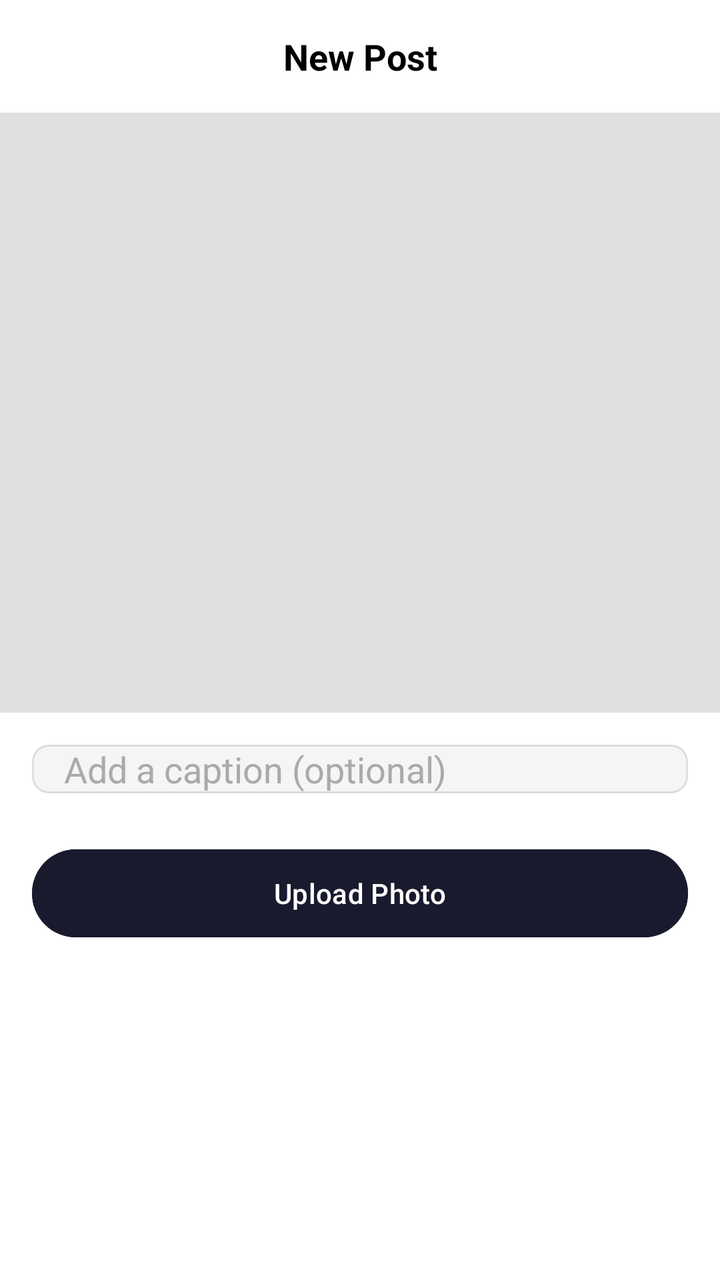
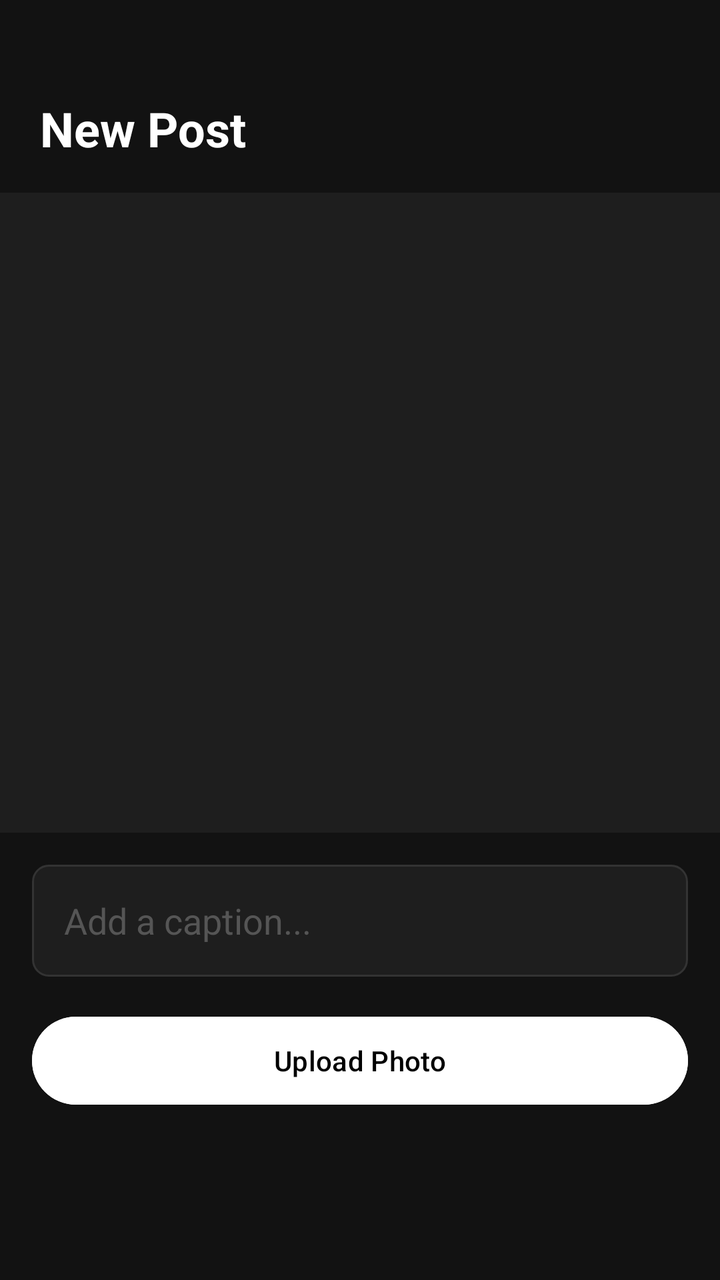

Before-and-after screenshots of an Android layout around one commit, followed by the original layout XML and the change that was made.
<!-- AndroidManifest.xml: application theme Theme.SnapQuest -->
<!-- res/layout/activity_upload.xml -->
<?xml version="1.0" encoding="utf-8"?>
<LinearLayout xmlns:android="http://schemas.android.com/apk/res/android"
    android:layout_width="match_parent"
    android:layout_height="match_parent"
    android:orientation="vertical"
    android:background="#FFFFFF">

    <TextView
        android:layout_width="match_parent"
        android:layout_height="wrap_content"
        android:text="New Post"
        android:textSize="18sp"
        android:textStyle="bold"
        android:textColor="#000000"
        android:gravity="center"
        android:padding="16dp"
        android:paddingTop="32dp"/>

    <ImageView
        android:id="@+id/ivPreview"
        android:layout_width="match_parent"
        android:layout_height="300dp"
        android:scaleType="centerCrop"
        android:background="#E0E0E0"
        android:layout_marginBottom="16dp"/>

    <EditText
        android:id="@+id/etCaption"
        android:layout_width="match_parent"
        android:layout_height="wrap_content"
        android:hint="Add a caption (optional)"
        android:background="@drawable/input_background"
        android:paddingStart="16dp"
        android:paddingEnd="16dp"
        android:textColor="#000000"
        android:textColorHint="#AAAAAA"
        android:layout_marginStart="16dp"
        android:layout_marginEnd="16dp"
        android:layout_marginBottom="24dp"/>

    <Button
        android:id="@+id/btnUpload"
        android:layout_width="match_parent"
        android:layout_height="52dp"
        android:text="Upload Photo"
        android:textColor="#FFFFFF"
        android:backgroundTint="#1A1A2E"
        android:layout_marginStart="16dp"
        android:layout_marginEnd="16dp"/>

</LinearLayout>
<!-- resources referenced by this layout -->
<resources>
  <!-- drawable input_background (drawable) -->
  <?xml version="1.0" encoding="utf-8"?>
  <shape xmlns:android="http://schemas.android.com/apk/res/android"
      android:shape="rectangle">
      <solid android:color="#F5F5F5"/>
      <corners android:radius="8dp"/>
      <stroke
          android:width="1dp"
          android:color="#DDDDDD"/>
  </shape>
  <style name="Theme.SnapQuest" parent="Base.Theme.SnapQuest" />
  <style name="Base.Theme.SnapQuest" parent="Theme.Material3.DayNight.NoActionBar">
          
          
      </style>
</resources>

<!-- the commit's change to res/layout/activity_upload.xml (unified diff, before → after) -->
@@ -3,48 +3,45 @@
     android:layout_width="match_parent"
     android:layout_height="match_parent"
     android:orientation="vertical"
-    android:background="#FFFFFF">
+    android:background="#121212">
 
     <TextView
         android:layout_width="match_parent"
         android:layout_height="wrap_content"
         android:text="New Post"
-        android:textSize="18sp"
+        android:textColor="#FFFFFF"
+        android:textSize="24sp"
         android:textStyle="bold"
-        android:textColor="#000000"
-        android:gravity="center"
-        android:padding="16dp"
-        android:paddingTop="32dp"/>
+        android:paddingStart="20dp"
+        android:paddingTop="48dp"
+        android:paddingBottom="16dp"/>
 
     <ImageView
         android:id="@+id/ivPreview"
         android:layout_width="match_parent"
-        android:layout_height="300dp"
+        android:layout_height="320dp"
         android:scaleType="centerCrop"
-        android:background="#E0E0E0"
-        android:layout_marginBottom="16dp"/>
+        android:background="#1E1E1E"/>
 
     <EditText
         android:id="@+id/etCaption"
         android:layout_width="match_parent"
-        android:layout_height="wrap_content"
-        android:hint="Add a caption (optional)"
+        android:layout_height="56dp"
+        android:hint="Add a caption..."
         android:background="@drawable/input_background"
         android:paddingStart="16dp"
         android:paddingEnd="16dp"
-        android:textColor="#000000"
-        android:textColorHint="#AAAAAA"
-        android:layout_marginStart="16dp"
-        android:layout_marginEnd="16dp"
-        android:layout_marginBottom="24dp"/>
+        android:textColor="#FFFFFF"
+        android:textColorHint="#555555"
+        android:layout_margin="16dp"/>
 
     <Button
         android:id="@+id/btnUpload"
         android:layout_width="match_parent"
         android:layout_height="52dp"
         android:text="Upload Photo"
-        android:textColor="#FFFFFF"
-        android:backgroundTint="#1A1A2E"
+        android:textColor="#000000"
+        android:backgroundTint="#FFFFFF"
         android:layout_marginStart="16dp"
         android:layout_marginEnd="16dp"/>
 
<!-- resource entries referenced after the edit -->
@@ -4,11 +4,9 @@
   <?xml version="1.0" encoding="utf-8"?>
   <shape xmlns:android="http://schemas.android.com/apk/res/android"
       android:shape="rectangle">
-      <solid android:color="#F5F5F5"/>
+      <solid android:color="#1E1E1E"/>
+      <stroke android:width="1dp" android:color="#333333"/>
       <corners android:radius="8dp"/>
-      <stroke
-          android:width="1dp"
-          android:color="#DDDDDD"/>
   </shape>
   <style name="Theme.SnapQuest" parent="Base.Theme.SnapQuest" />
   <style name="Base.Theme.SnapQuest" parent="Theme.Material3.DayNight.NoActionBar">
